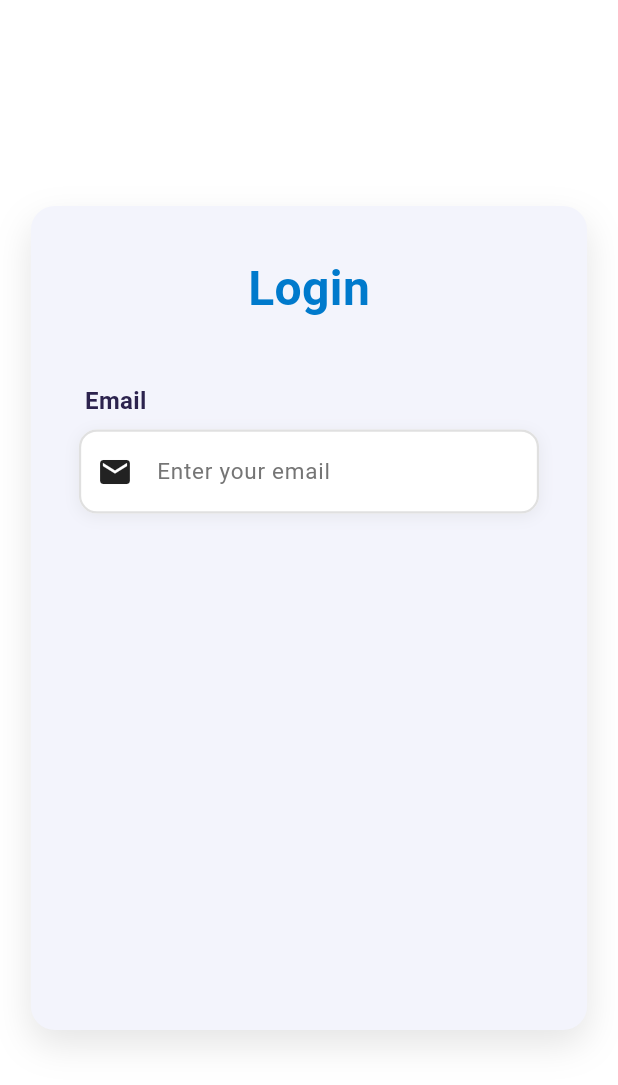
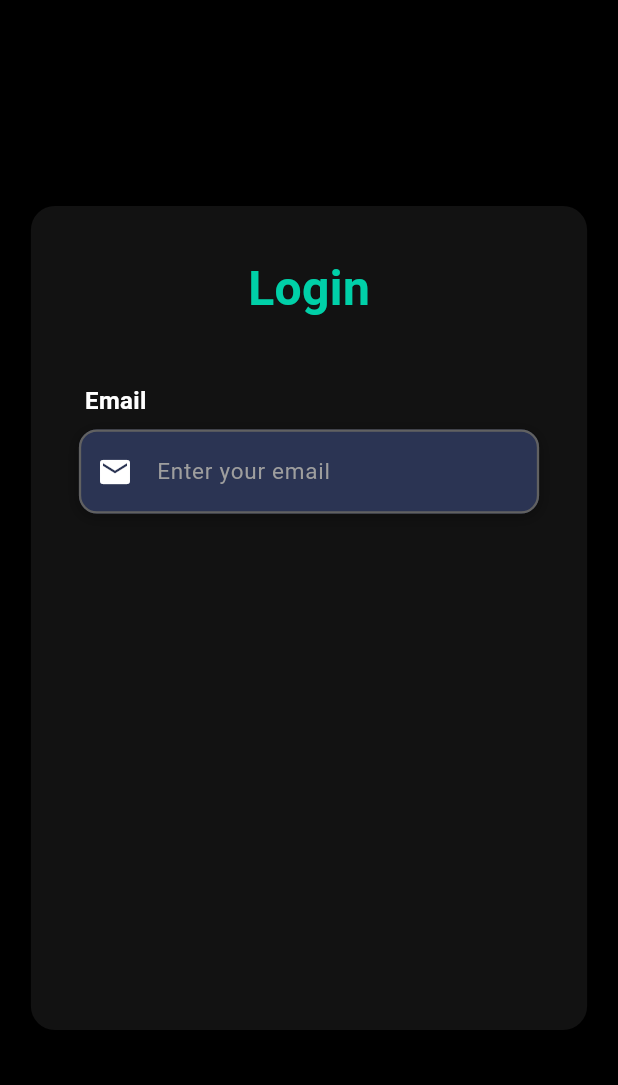
Before and after one commit to bhuvikamehta/authenticator, a Flutter app: the screen it shows after launch, on a phone screen of 412 x 824 dp. Shown: the top 1085 px of the screen. Run offline on Flutter 3.47's test engine with Material 3 defaults, Android fonts, the phone set to English and light mode, and no system bars; our stand-ins replace firebase_auth, firebase_core; accounts and stored records are empty.

Commit message:
Theme Updation

```diff
--- a/lib/Theme/theme_data.dart
+++ b/lib/Theme/theme_data.dart
@@ -1,43 +1,87 @@
 import 'package:flutter/material.dart';
-
 
 final ThemeData lightTheme = ThemeData(
   brightness: Brightness.light,
-  scaffoldBackgroundColor: Color(0xFFFFFFFF),
-  primaryColor: Color(0xFF007ACC),
-  // accentColor: Color(0xFF007ACC),
-  // Material3 if you want
-  colorScheme: ColorScheme.light(
-    primary: Color(0xFF007ACC),
+  scaffoldBackgroundColor: const Color(0xFFFFFFFF),
+  primaryColor: const Color(0xFF007AFF),
+  colorScheme: const ColorScheme.light(
+    primary: Color(0xFF007AFF),
     onPrimary: Colors.white,
     background: Color(0xFFFFFFFF),
-    surface: Color(0xFFF3F4FC),
-    onSurface: Color(0xFF2C234E),
+    surface: Color(0xFFF7F8FA),
+    onSurface: Color(0xFF1C1C1E),
+    secondary: Color(0xFF6E6E73),
   ),
-  textTheme: TextTheme(
-    displayLarge: TextStyle(color: Color(0xFF2C234E), fontSize: 24, fontWeight: FontWeight.bold),
-    bodyLarge: TextStyle(color: Color(0xFF2C234E), fontSize: 16),
-    bodyMedium: TextStyle(color: Color(0xFF545592), fontSize: 14),
+  textTheme: const TextTheme(
+    displayLarge: TextStyle(
+      color: Color(0xFF1C1C1E),
+      fontSize: 24,
+      fontWeight: FontWeight.bold,
+    ),
+    bodyLarge: TextStyle(
+      color: Color(0xFF1C1C1E),
+      fontSize: 16,
+    ),
+    bodyMedium: TextStyle(
+      color: Color(0xFF6E6E73),
+      fontSize: 14,
+    ),
   ),
-  // Optional: button themes, icon themes, etc using the accent/primary
+  elevatedButtonTheme: ElevatedButtonThemeData(
+    style: ElevatedButton.styleFrom(
+      backgroundColor: const Color(0xFF007AFF),
+      foregroundColor: Colors.white,
+      shape: RoundedRectangleBorder(
+        borderRadius: BorderRadius.circular(8),
+      ),
+      padding: const EdgeInsets.symmetric(vertical: 14),
+    ),
+  ),
+  inputDecorationTheme: const InputDecorationTheme(
+    filled: true,
+    fillColor: Color(0xFFF2F2F7),
+    border: OutlineInputBorder(
+      borderRadius: BorderRadius.all(Radius.circular(8)),
+      borderSide: BorderSide.none,
+    ),
+  ),
 );
 
 final ThemeData darkTheme = ThemeData(
   brightness: Brightness.dark,
-  scaffoldBackgroundColor: Color(0xFF242B4B),
-  primaryColor: Color(0xFFDCD447),
-  hintColor: Color(0xFFDCD447),
-  // colorScheme: ColorScheme.dark(
-  //   primary: Color(0xFFDCD447),
-  //   onPrimary: Color(0xFF242B4B),
-  //   background: Color(0xFF242B4B),
-  //   surface: Color(0xFF2B3453),
-  //   onSurface: Color(0xFFF0F0F5),
-  // ),
-  textTheme: TextTheme(
-    displayLarge: TextStyle(color: Color(0xFFFFFFFF), fontSize: 24, fontWeight: FontWeight.bold),
-    bodyLarge: TextStyle(color: Color(0xFFF0F0F5), fontSize: 16),
-    bodyMedium: TextStyle(color: Color(0xFF9CABD1), fontSize: 14),
+  scaffoldBackgroundColor: const Color(0xFF000000),
+  primaryColor: const Color(0xFF00D0A8),
+  colorScheme: const ColorScheme.dark(
+    primary: Color(0xFF00D0A8),
+    onPrimary: Color(0xFF000000),
+    background: Color(0xFF000000),
+    surface: Color(0xFF121212),
+    onSurface: Color(0xFFFFFFFF),
+    secondary: Color(0xFFA0AEC0),
   ),
-  // Additional theme settings for buttons, icons etc.
+  textTheme: const TextTheme(
+    displayLarge: TextStyle(
+      color: Colors.white,
+      fontSize: 24,
+      fontWeight: FontWeight.bold,
+    ),
+    bodyLarge: TextStyle(
+      color: Colors.white,
+      fontSize: 16,
+    ),
+    bodyMedium: TextStyle(
+      color: Color(0xFFA0AEC0),
+      fontSize: 14,
+    ),
+  ),
+  elevatedButtonTheme: ElevatedButtonThemeData(
+    style: ElevatedButton.styleFrom(
+      backgroundColor: const Color(0xFF00D0A8),
+      foregroundColor: const Color(0xFF000000),
+      shape: RoundedRectangleBorder(
+        borderRadius: BorderRadius.circular(8),
+      ),
+      padding: const EdgeInsets.symmetric(vertical: 14),
+    ),
+  ),
 );
--- a/lib/Theme/theme_provider.dart
+++ b/lib/Theme/theme_provider.dart
@@ -4,7 +4,7 @@ import 'package:auth_app/Theme/theme_data.dart';
 import 'package:flutter/material.dart';
 
 class ThemeProvider extends ChangeNotifier{
-  ThemeData _themeData = lightTheme;
+  ThemeData _themeData = darkTheme;
   ThemeData? get themeData => _themeData;
   void setThemeData(ThemeData themeData) {
     _themeData = themeData;
```
